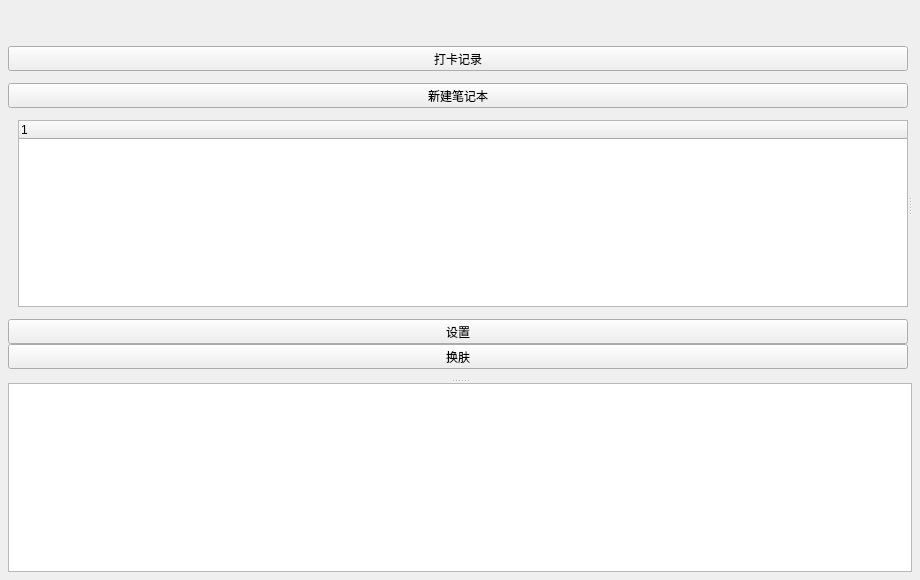
This is App/windows/mainwindow.ui in kevinWu7/LifeNote as Qt 5 draws it before an edit. The edited form follows.
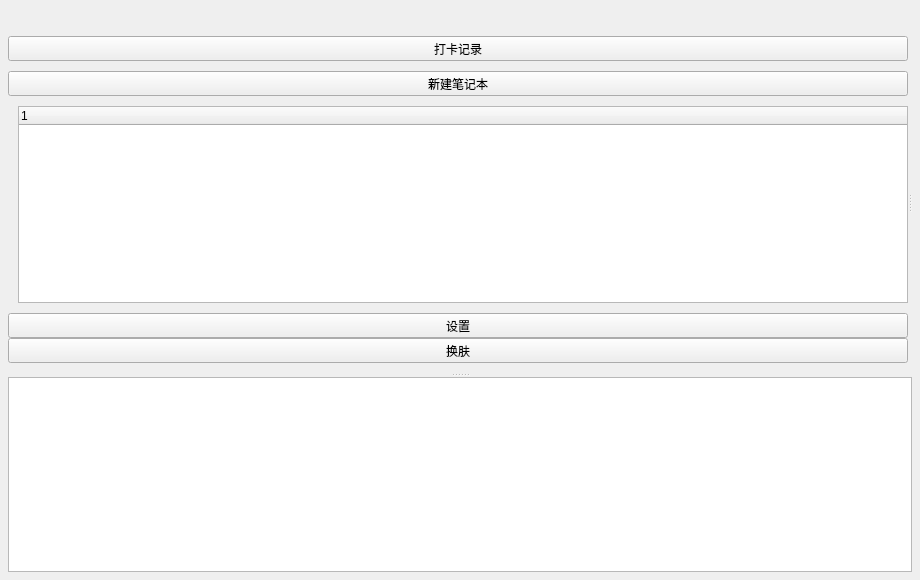
This is the edited form. Custom widgets are drawn as their Qt base class.

Diff of the .ui file:
```diff
--- a/App/windows/mainwindow.ui
+++ b/App/windows/mainwindow.ui
@@ -103,13 +103,13 @@
            </property>
            <layout class="QVBoxLayout" name="verticalLayout_4">
             <property name="spacing">
-             <number>12</number>
+             <number>10</number>
             </property>
             <property name="leftMargin">
              <number>0</number>
             </property>
             <property name="topMargin">
-             <number>15</number>
+             <number>5</number>
             </property>
             <property name="rightMargin">
              <number>0</number>
```
